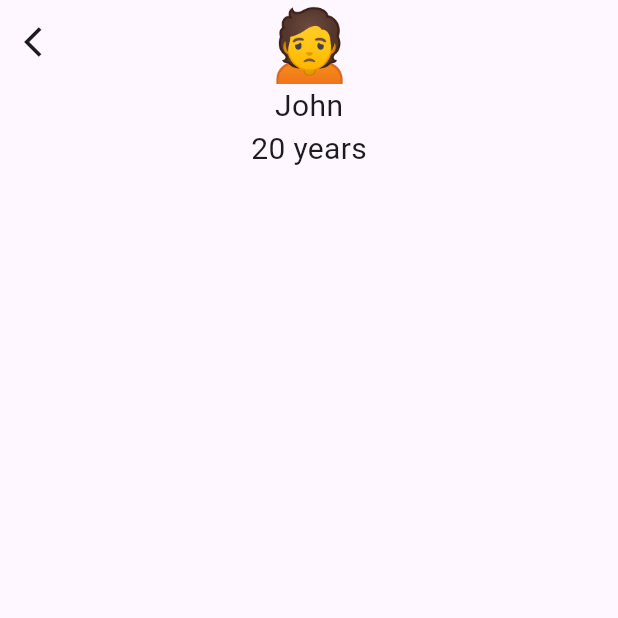
After one commit to sawadogo78/flutter_animations, a Flutter app: the DetailsPage screen opened directly with sample values from the repository, on a phone screen of 412 x 824 dp, the top half of it. The commit adds this screen. Run offline on Flutter 3.47's test engine with Material 2 defaults, Android fonts, the phone set to English and light mode, and no system bars; our stand-ins replace get.

Commit message:
Hero Animation in a nicer way

```diff
--- /dev/null
+++ b/lib/animations/hero_animation.dart
@@ -0,0 +1,127 @@
+import 'package:flutter/material.dart';
+
+@immutable
+class Person {
+  final String name;
+  final int age;
+  final String emoji;
+
+  Person({
+    required this.name,
+    required this.age,
+    required this.emoji,
+  });
+}
+
+final people = [
+  Person(name: "John", age: 20, emoji: "🙍"),
+  Person(name: "Aimée", age: 25, emoji: "🧗"),
+  Person(name: "Martin", age: 30, emoji: "⛹")
+];
+
+class HeroAnimation extends StatelessWidget {
+  const HeroAnimation({super.key});
+
+  @override
+  Widget build(BuildContext context) {
+    return Scaffold(
+        appBar: AppBar(
+          leading: InkWell(
+            onTap: () => Navigator.pop(context),
+            child: Icon(Icons.arrow_back_ios),
+          ),
+          centerTitle: true,
+          title: Text(
+            "People",
+            style: TextStyle(
+              fontSize: 24,
+            ),
+          ),
+        ),
+        body: ListView.builder(
+          itemCount: people.length,
+          itemBuilder: (context, index) {
+            final person = people[index];
+            return ListTile(
+              onTap: () {
+                Navigator.of(context).push(MaterialPageRoute(
+                  builder: (context) {
+                    return DetailsPage(person: person);
+                  },
+                ));
+              },
+              title: Text(person.name),
+              subtitle: Text("${person.age} years"),
+              leading: Hero(
+                tag: person.name,
+                child: Text(
+                  person.emoji,
+                  style: TextStyle(fontSize: 40),
+                ),
+              ),
+              trailing: Icon(Icons.arrow_forward_ios),
+            );
+          },
+        ));
+  }
+}
+
+class DetailsPage extends StatelessWidget {
+  final Person person;
+
+  const DetailsPage({super.key, required this.person});
+
+  @override
+  Widget build(BuildContext context) {
+    return Scaffold(
+        appBar: AppBar(
+          leading: InkWell(
+            onTap: () => Navigator.pop(context),
+            child: Icon(Icons.arrow_back_ios),
+          ),
+          title: Hero(
+            flightShuttleBuilder: (flightContext, animation, flightDirection,
+                fromHeroContext, toHeroContext) {
+              switch (flightDirection) {
+                case HeroFlightDirection.push:
+                  return Material(
+                    color: Colors.transparent,
+                    child: ScaleTransition(
+                      scale: animation
+                          .drive(Tween<double>(begin: 0.0, end: 1.0).chain(
+                        CurveTween(curve: Curves.fastOutSlowIn),
+                      )),
+                      child: toHeroContext.widget,
+                    ),
+                  );
+                case HeroFlightDirection.pop:
+                  return Material(
+                    color: Colors.transparent,
+                    child: fromHeroContext.widget,
+                  );
+              }
+            },
+            tag: person.name,
+            child: Text(
+              person.emoji,
+              style: TextStyle(fontSize: 50),
+            ),
+          ),
+          centerTitle: true,
+        ),
+        body: Center(
+          child: Column(
+            children: [
+              Text(
+                person.name,
+                style: TextStyle(fontSize: 20),
+              ),
+              Text(
+                "${person.age} years",
+                style: TextStyle(fontSize: 20),
+              ),
+            ],
+          ),
+        ));
+  }
+}
```
Also changed, not shown: lib/home.dart (+9 -0 lines).
